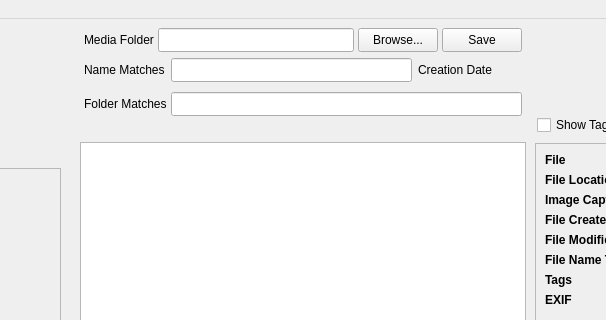
Old version of the form mainwindow.ui in the repository merrillaldrich/compendia; both pictures show x 277 to 883 and y 0 to 320 of the 1200 by 800 pixel window.
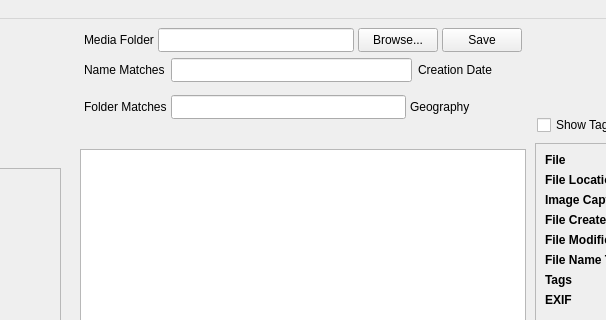
New version of the form. Custom widgets are drawn as their Qt base class.

Commit message: Geo filter dialog, map UI polish, and map services migration plan

```diff
--- a/mainwindow.ui
+++ b/mainwindow.ui
@@ -403,6 +403,29 @@
                </property>
               </widget>
              </item>
+             <item alignment="Qt::AlignmentFlag::AlignVCenter">
+              <widget class="QLabel" name="geographyLabel">
+               <property name="text">
+                <string>Geography</string>
+               </property>
+              </widget>
+             </item>
+             <item alignment="Qt::AlignmentFlag::AlignVCenter">
+              <widget class="QToolButton" name="geoFilterButton">
+               <property name="iconSize">
+                <size>
+                 <width>40</width>
+                 <height>24</height>
+                </size>
+               </property>
+               <property name="autoRaise">
+                <bool>true</bool>
+               </property>
+               <property name="toolButtonStyle">
+                <enum>Qt::ToolButtonStyle::ToolButtonIconOnly</enum>
+               </property>
+              </widget>
+             </item>
             </layout>
            </item>
           </layout>
```
Left out of the diff: 10 changed lines with no effect on the pictures. The commit also changes 13 other files.
